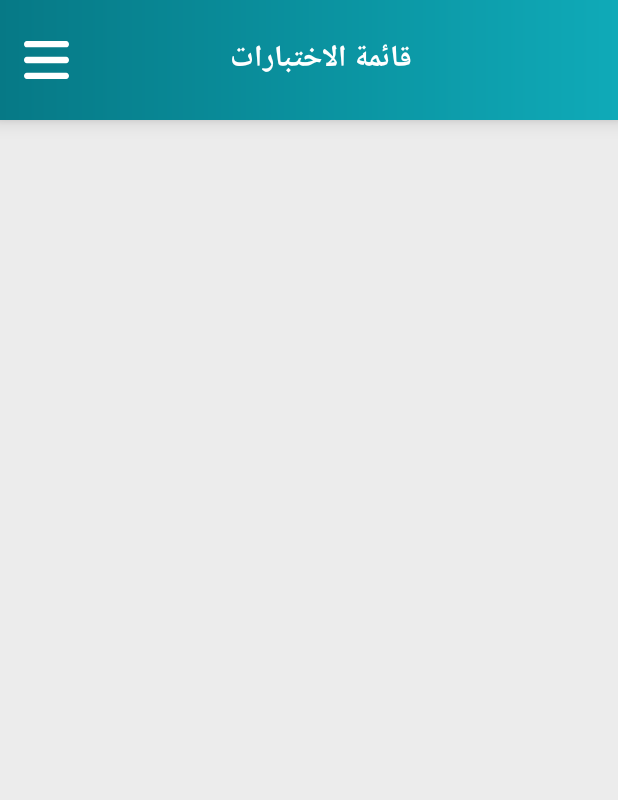
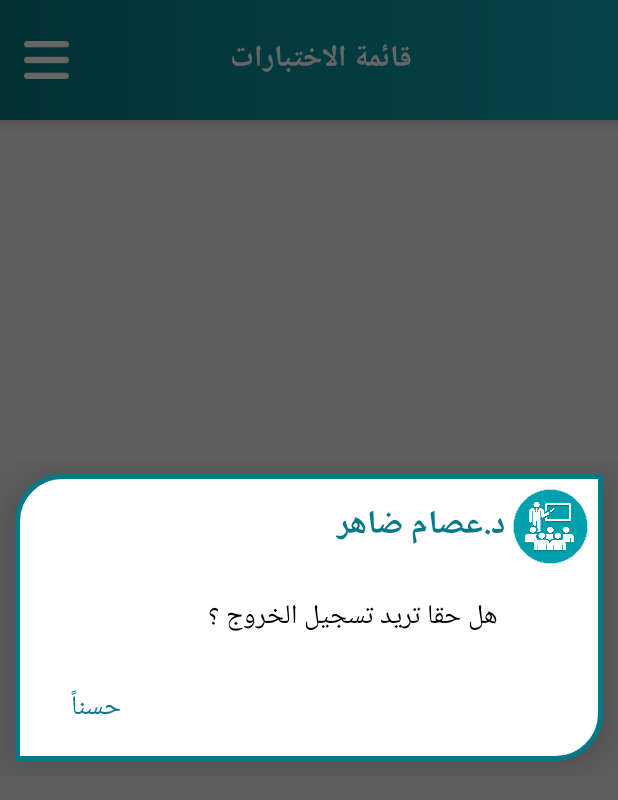
Before and after one commit to aartisoft/Exam, an Android app: the screen it shows after launch once a user with an empty profile is signed in (ControlPanel), after a tap on "قائمة الاختبارات", on a phone screen of 412 x 824 dp. Shown: the top 800 px of the screen. Run offline under Robolectric (Android 15) with nearby library versions, the phone set to English and light mode, and no system bars; our stand-ins replace ButterKnife, Firebase (no records; nobody signed in at launch, a user with empty details on screens opened directly); Roboto replaces fonts that are not available here; 1 other tap on this screen came first.

Commit message:
Aleart Dialog finished

```diff
--- a/app/src/main/java/com/essam/microprocess/dressamdaher/Dialog/AleartDialog.java
+++ b/app/src/main/java/com/essam/microprocess/dressamdaher/Dialog/AlertDialog.java
@@ -20,7 +20,7 @@ import butterknife.ButterKnife;
  * Created by microprocess on 2018-10-02.
  */
 
-public class AleartDialog  extends Dialog {
+public class AlertDialog extends Dialog {
 
     @BindView(R.id.title)
     TextView txTitle;
@@ -34,12 +34,24 @@ public class AleartDialog  extends Dialog {
     Context context ;
     String Title;
     String Message;
+    boolean Ok = false;
+    public AlertDialog(@NonNull Context context, String Title , String Message) {
+        super(context);
 
-    public AleartDialog(@NonNull Context context,String Title , String Message) {
-        super(context);
         this.context = context;
         this.Title = Title;
         this.Message = Message;
+
+        Ok = false ;
+    }
+
+    public AlertDialog(@NonNull Context context, String Message) {
+        super(context);
+
+        this.context = context;
+        this.Title = context.getString(R.string.app_name);
+        this.Message = Message;
+        Ok = true ;
     }
 
     @Override
@@ -49,9 +61,21 @@ public class AleartDialog  extends Dialog {
         getWindow().setBackgroundDrawable(
                 new ColorDrawable(android.graphics.Color.TRANSPARENT));
         setContentView(R.layout.aleartdialog);
+
         ButterKnife.bind(this);
+
+
+
         txTitle.setText(Title);
         txMessage.setText(Message);
+
+
+        if (Ok){ // Alert Dialog (ok only) .
+            btnYes.setVisibility(View.GONE);
+            btnNo.setTextColor(context.getResources().getColor(R.color.color4));
+            btnNo.setText(R.string.Ok);
+        }
+
 
         btnNo.setOnClickListener(new View.OnClickListener() {
             @Override
--- a/app/src/main/java/com/essam/microprocess/dressamdaher/Views/ControlPanel.java
+++ b/app/src/main/java/com/essam/microprocess/dressamdaher/Views/ControlPanel.java
@@ -17,9 +17,8 @@ import android.widget.TextView;
 import android.widget.Toast;
 
 import com.essam.microprocess.dressamdaher.Contracts.ControlPanelContract;
-import com.essam.microprocess.dressamdaher.Dialog.AleartDialog;
+import com.essam.microprocess.dressamdaher.Dialog.AlertDialog;
 import com.essam.microprocess.dressamdaher.Dialog.AnimatedDialog;
-import com.essam.microprocess.dressamdaher.Fragment.Register_Fragment;
 import com.essam.microprocess.dressamdaher.Fragment.StudentManagement;
 import com.essam.microprocess.dressamdaher.MainPresnter.ControlpanelPresnter;
 import com.essam.microprocess.dressamdaher.R;
@@ -57,7 +56,6 @@ public class ControlPanel extends AppCompatActivity
             myPass  = getIntent().getStringExtra("pass");
 
         }
-
 
         controlpanelPresnter = new ControlpanelPresnter(this);
         controlpanelPresnter.updateUitoViews();
@@ -120,6 +118,8 @@ public class ControlPanel extends AppCompatActivity
 
             case R.id.emams:
 
+                AlertDialog aleart_ok = new AlertDialog(this,getString(R.string.message));
+                aleart_ok.show();
                 Toast.makeText(this, "hhhhhhhhh", Toast.LENGTH_SHORT).show();
                 //  هنا اعمل الي انت عاوزه دي قائمه الاختبارات
 
@@ -139,20 +139,21 @@ public class ControlPanel extends AppCompatActivity
 
 
                 break;
+
             case R.id.exit:
 
-                AleartDialog aleartDialog = new AleartDialog(this,getString(R.string.title),getString(R.string.message));
+                AlertDialog aleartDialog = new AlertDialog(this,getString(R.string.title),getString(R.string.message));
                 aleartDialog.show();
                 aleartDialog.btnYes.setOnClickListener(new View.OnClickListener() {
                     @Override
                     public void onClick(View view) {
 
 //                         حنتشيك علي الي في الداتا ولو صح حنطلع بره
-                animatedDialog.ShowDialog();
-                auth.signOut();
-                startActivity(new Intent(ControlPanel.this,MainActivity.class));
-                animatedDialog.Close_Dialog();
-                finish();
+                            animatedDialog.ShowDialog();
+                            auth.signOut();
+                            startActivity(new Intent(ControlPanel.this,MainActivity.class));
+                            animatedDialog.Close_Dialog();
+                            finish();
 
                     }
                 });
--- a/app/src/main/res/values/strings.xml
+++ b/app/src/main/res/values/strings.xml
@@ -1,5 +1,5 @@
 <resources>
-    <string name="app_name">Dr Essam Daher</string>
+    <string name="app_name">د.عصام ضاهر</string>
     <string name="Sign_in">تسجيل الدخول</string>
     <string name="Sign_up">الإشتراك</string>
     <string name="s_in_up">
@@ -80,4 +80,5 @@
     <string name="no">لا</string>
     <string name="title">تحذير</string>
     <string name="message">هل حقا تريد تسجيل الخروج ؟ </string>
+    <string name="Ok" > حسناً</string>
 </resources>
```
